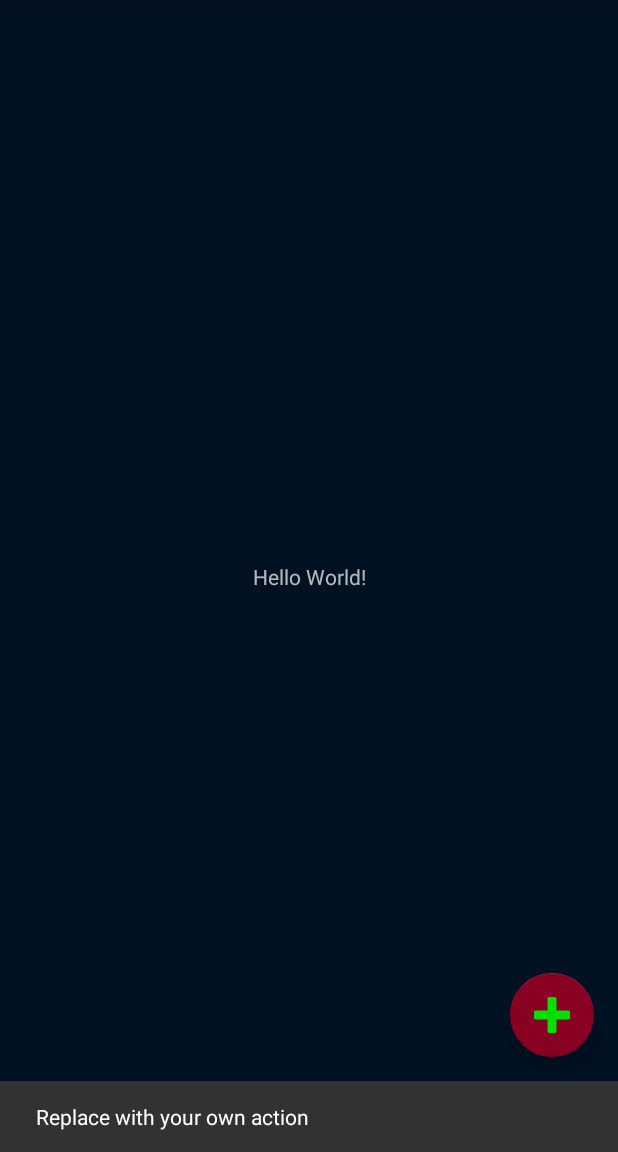
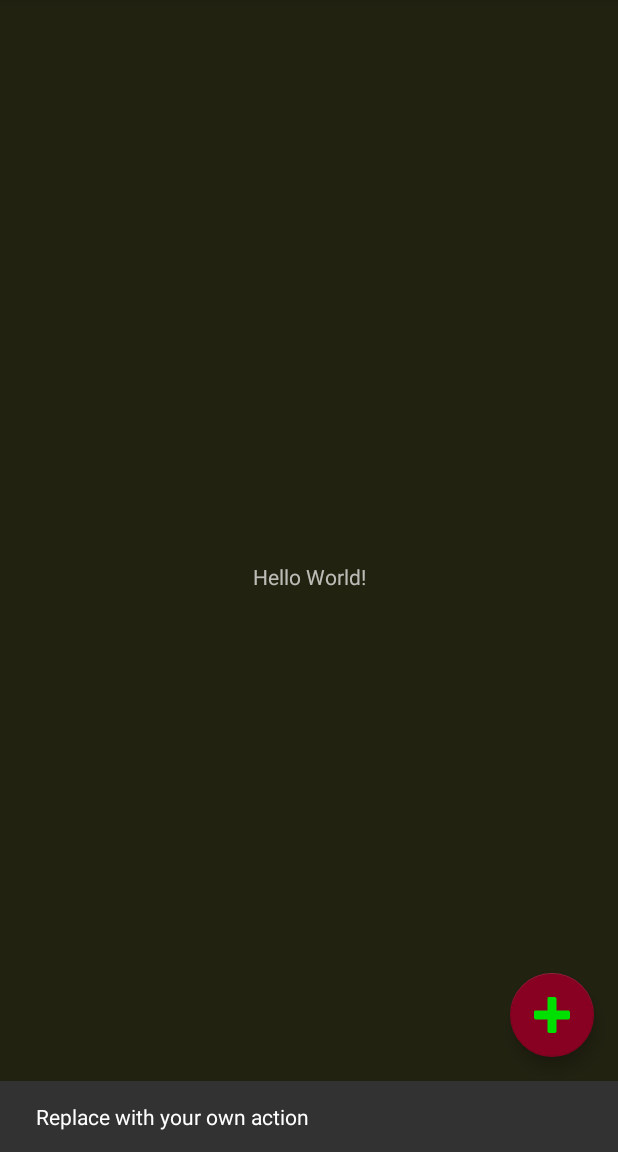
Before and after one commit to ponyatov/metaLold, an Android app: the screen it shows after launch (MainActivity), after a tap on an icon or button, on a phone screen of 412 x 824 dp, the part 84-1236 px from its top. Run offline under Robolectric (Android 15) with nearby library versions, the phone set to English and light mode, and no system bars.

Commit message:
* bgcolor
Signed-off-by: Dmitry Ponyatov <dponiatov@icbcom.ru>

```diff
--- a/Android/app/src/main/res/values/colors.xml
+++ b/Android/app/src/main/res/values/colors.xml
@@ -3,5 +3,5 @@
     <color name="colorPrim">#008577</color>
     <color name="colorPrimDark">#00473B</color>
     <color name="colorAccent">#880022</color>
-    <color name="colorBackground">#001122</color>
+    <color name="colorBackground">#222211</color>
 </resources>
--- a/Android/app/src/main/res/values/styles.xml
+++ b/Android/app/src/main/res/values/styles.xml
@@ -6,7 +6,7 @@
         <item name="colorPrimary">@color/colorPrimDark</item>
         <item name="colorPrimaryDark">@color/colorPrimDark</item>
         <item name="colorAccent">@color/colorAccent</item>
-        <item name="android:colorBackground">@color/colorBackground</item>
+        <item name="android:windowBackground">@color/colorBackground</item>
     </style>
 
     <style name="AppTheme.NoActionBar">
```
Also changed, not shown: 1 other file.
